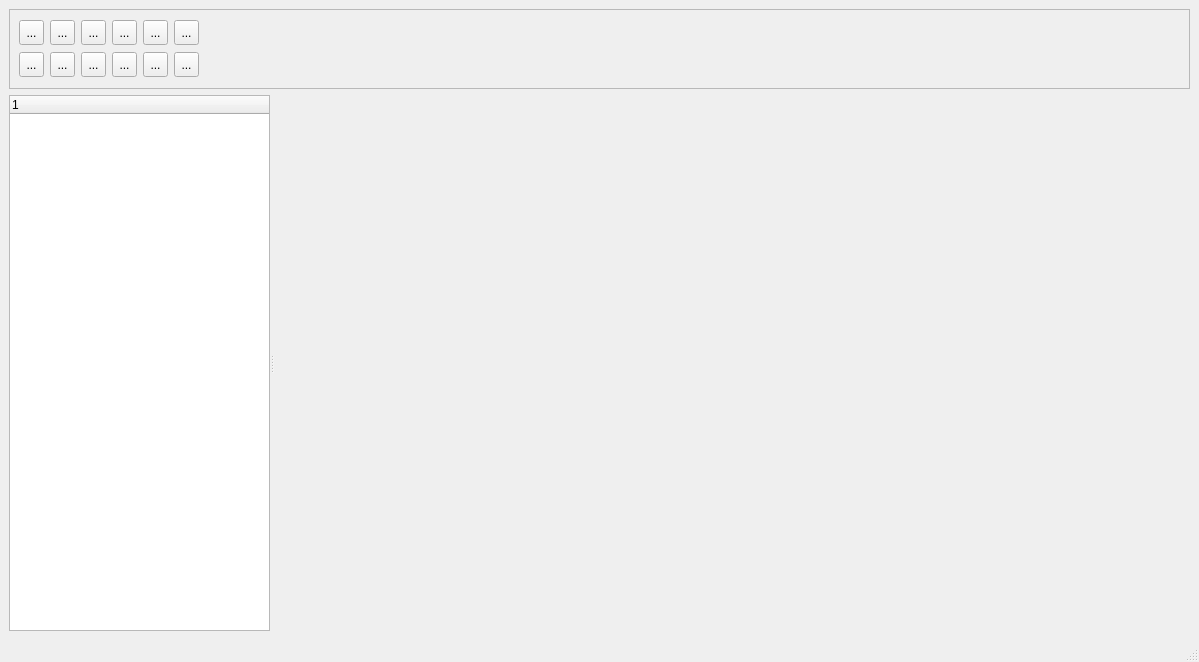
Qt form src/QtGui/mainwindow.ui (gitzhangky/zGLModule) before a commit.
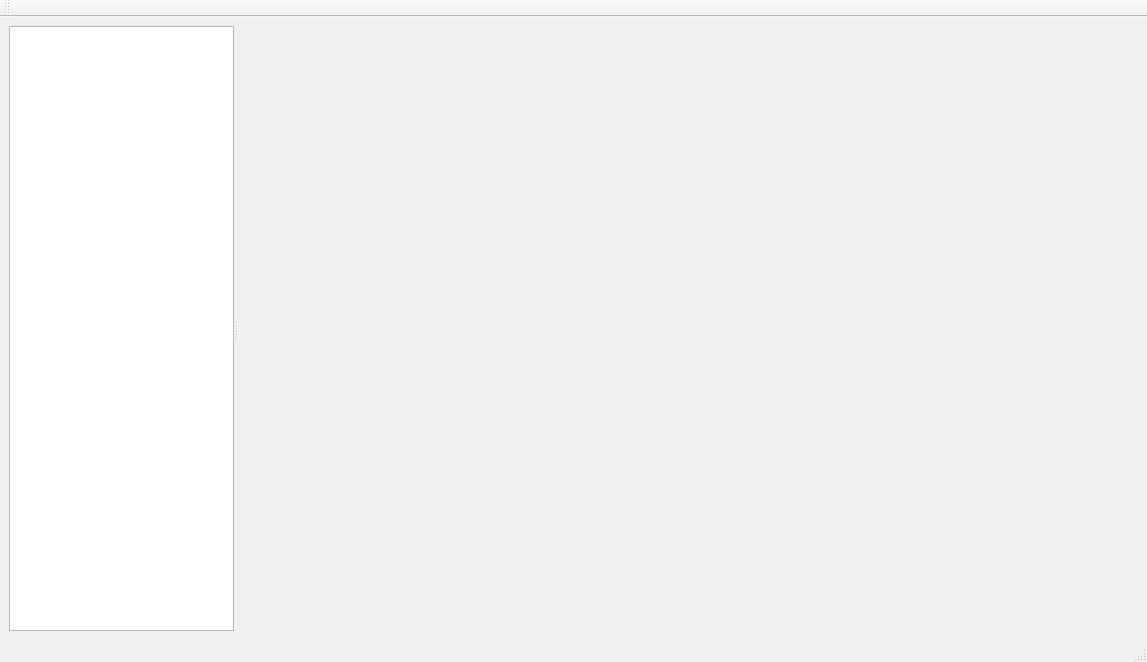
The same form after that commit.

What changed in the file:
```diff
--- a/src/QtGui/mainwindow.ui
+++ b/src/QtGui/mainwindow.ui
@@ -6,7 +6,7 @@
    <rect>
     <x>0</x>
     <y>0</y>
-    <width>1199</width>
+    <width>1147</width>
     <height>662</height>
    </rect>
   </property>
@@ -15,277 +15,21 @@
   </property>
   <widget class="QWidget" name="centralwidget">
    <layout class="QVBoxLayout" name="verticalLayout">
-    <item>
-     <widget class="QFrame" name="frame">
-      <property name="minimumSize">
-       <size>
-        <width>25</width>
-        <height>80</height>
-       </size>
-      </property>
-      <property name="maximumSize">
-       <size>
-        <width>16777215</width>
-        <height>80</height>
-       </size>
-      </property>
-      <property name="frameShape">
-       <enum>QFrame::StyledPanel</enum>
-      </property>
-      <property name="frameShadow">
-       <enum>QFrame::Raised</enum>
-      </property>
-      <layout class="QGridLayout" name="gridLayout">
-       <item row="1" column="2">
-        <widget class="QToolButton" name="toolButton_5">
-         <property name="minimumSize">
-          <size>
-           <width>25</width>
-           <height>25</height>
-          </size>
-         </property>
-         <property name="maximumSize">
-          <size>
-           <width>25</width>
-           <height>25</height>
-          </size>
-         </property>
-         <property name="text">
-          <string>...</string>
-         </property>
-        </widget>
-       </item>
-       <item row="1" column="1">
-        <widget class="QToolButton" name="toolButton_4">
-         <property name="minimumSize">
-          <size>
-           <width>25</width>
-           <height>25</height>
-          </size>
-         </property>
-         <property name="maximumSize">
-          <size>
-           <width>25</width>
-           <height>25</height>
-          </size>
-         </property>
-         <property name="text">
-          <string>...</string>
-         </property>
-        </widget>
-       </item>
-       <item row="0" column="0">
-        <widget class="QToolButton" name="toolButton">
-         <property name="minimumSize">
-          <size>
-           <width>25</width>
-           <height>25</height>
-          </size>
-         </property>
-         <property name="maximumSize">
-          <size>
-           <width>25</width>
-           <height>25</height>
-          </size>
-         </property>
-         <property name="text">
-          <string>...</string>
-         </property>
-        </widget>
-       </item>
-       <item row="0" column="1">
-        <widget class="QToolButton" name="toolButton_2">
-         <property name="minimumSize">
-          <size>
-           <width>25</width>
-           <height>25</height>
-          </size>
-         </property>
-         <property name="maximumSize">
-          <size>
-           <width>25</width>
-           <height>25</height>
-          </size>
-         </property>
-         <property name="text">
-          <string>...</string>
-         </property>
-        </widget>
-       </item>
-       <item row="1" column="4">
-        <widget class="QToolButton" name="toolButton_8">
-         <property name="minimumSize">
-          <size>
-           <width>25</width>
-           <height>25</height>
-          </size>
-         </property>
-         <property name="maximumSize">
-          <size>
-           <width>25</width>
-           <height>25</height>
-          </size>
-         </property>
-         <property name="text">
-          <string>...</string>
-         </property>
-        </widget>
-       </item>
-       <item row="1" column="3">
-        <widget class="QToolButton" name="toolButton_7">
-         <property name="minimumSize">
-          <size>
-           <width>25</width>
-           <height>25</height>
-          </size>
-         </property>
-         <property name="maximumSize">
-          <size>
-           <width>25</width>
-           <height>25</height>
-          </size>
-         </property>
-         <property name="text">
-          <string>...</string>
-         </property>
-        </widget>
-       </item>
-       <item row="0" column="6">
-        <spacer name="horizontalSpacer">
-         <property name="orientation">
-          <enum>Qt::Horizontal</enum>
-         </property>
-         <property name="sizeHint" stdset="0">
-          <size>
-           <width>40</width>
-           <height>20</height>
-          </size>
-         </property>
-        </spacer>
-       </item>
-       <item row="1" column="0">
-        <widget class="QToolButton" name="toolButton_6">
-         <property name="minimumSize">
-          <size>
-           <width>25</width>
-           <height>25</height>
-          </size>
-         </property>
-         <property name="maximumSize">
-          <size>
-           <width>25</width>
-           <height>25</height>
-          </size>
-         </property>
-         <property name="text">
-          <string>...</string>
-         </property>
-        </widget>
-       </item>
-       <item row="0" column="2">
-        <widget class="QToolButton" name="toolButton_3">
-         <property name="minimumSize">
-          <size>
-           <width>25</width>
-           <height>25</height>
-          </size>
-         </property>
-         <property name="maximumSize">
-          <size>
-           <width>25</width>
-           <height>25</height>
-          </size>
-         </property>
-         <property name="text">
-          <string>...</string>
-         </property>
-        </widget>
-       </item>
-       <item row="1" column="5">
-        <widget class="QToolButton" name="toolButton_9">
-         <property name="minimumSize">
-          <size>
-           <width>25</width>
-           <height>25</height>
-          </size>
-         </property>
-         <property name="maximumSize">
-          <size>
-           <width>25</width>
-           <height>25</height>
-          </size>
-         </property>
-         <property name="text">
-          <string>...</string>
-         </property>
-        </widget>
-       </item>
-       <item row="0" column="3">
-        <widget class="QToolButton" name="toolButton_12">
-         <property name="minimumSize">
-          <size>
-           <width>25</width>
-           <height>25</height>
-          </size>
-         </property>
-         <property name="maximumSize">
-          <size>
-           <width>25</width>
-           <height>25</height>
-          </size>
-         </property>
-         <property name="text">
-          <string>...</string>
-         </property>
-        </widget>
-       </item>
-       <item row="0" column="4">
-        <widget class="QToolButton" name="toolButton_10">
-         <property name="minimumSize">
-          <size>
-           <width>25</width>
-           <height>25</height>
-          </size>
-         </property>
-         <property name="maximumSize">
-          <size>
-           <width>25</width>
-           <height>25</height>
-          </size>
-         </property>
-         <property name="text">
-          <string>...</string>
-         </property>
-        </widget>
-       </item>
-       <item row="0" column="5">
-        <widget class="QToolButton" name="toolButton_11">
-         <property name="minimumSize">
-          <size>
-           <width>25</width>
-           <height>25</height>
-          </size>
-         </property>
-         <property name="maximumSize">
-          <size>
-           <width>25</width>
-           <height>25</height>
-          </size>
-         </property>
-         <property name="text">
-          <string>...</string>
-         </property>
-        </widget>
-       </item>
-      </layout>
-     </widget>
-    </item>
     <item>
      <widget class="QSplitter" name="splitter">
       <property name="orientation">
        <enum>Qt::Horizontal</enum>
       </property>
       <widget class="QTreeWidget" name="treeWidget">
+       <property name="sizePolicy">
+        <sizepolicy hsizetype="Preferred" vsizetype="Preferred">
+         <horstretch>0</horstretch>
+         <verstretch>0</verstretch>
+        </sizepolicy>
+       </property>
+       <property name="headerHidden">
+        <bool>true</bool>
+       </property>
        <column>
         <property name="text">
          <string notr="true">1</string>
@@ -293,6 +37,12 @@
        </column>
       </widget>
       <widget class="QWidget" name="widget" native="true">
+       <property name="sizePolicy">
+        <sizepolicy hsizetype="Expanding" vsizetype="Preferred">
+         <horstretch>100</horstretch>
+         <verstretch>0</verstretch>
+        </sizepolicy>
+       </property>
        <property name="minimumSize">
         <size>
          <width>900</width>
@@ -315,6 +65,17 @@
    </property>
   </widget>
   <widget class="QStatusBar" name="statusbar"/>
+  <widget class="QToolBar" name="toolBar">
+   <property name="windowTitle">
+    <string>toolBar</string>
+   </property>
+   <attribute name="toolBarArea">
+    <enum>TopToolBarArea</enum>
+   </attribute>
+   <attribute name="toolBarBreak">
+    <bool>false</bool>
+   </attribute>
+  </widget>
  </widget>
  <resources/>
  <connections/>
```
Left out of the diff: 2 changed lines with no effect on the pictures.
